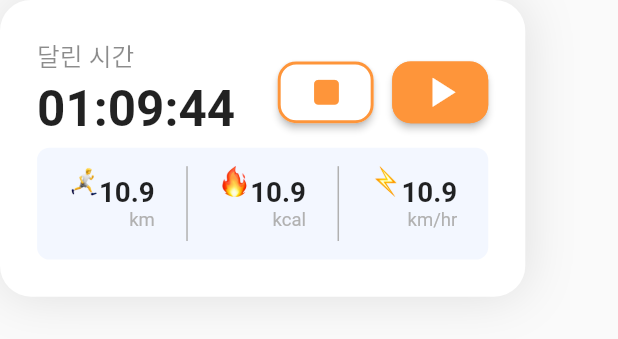
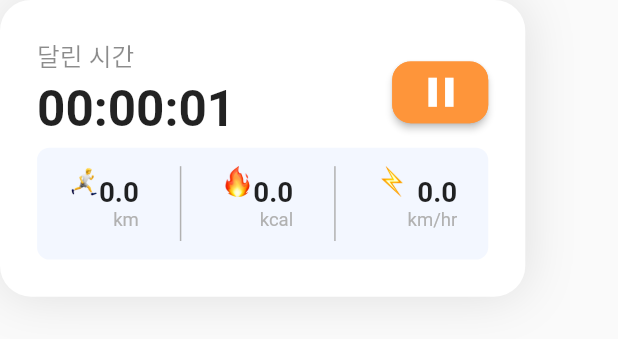
Before and after one commit to yourgroundmyground/ygmg, a Flutter app: the RunningInfo widget shown alone on an empty page, opened directly, on a phone screen of 412 x 824 dp. Shown: the top 339 px of the screen. Run offline on Flutter 3.47's test engine with Material 2 defaults, Android fonts, the phone set to English and light mode, and no system bars; our stand-ins replace flutter_svg, google_maps_flutter, location, sensors, sleek_circular_slider, slide_countdown; project files that could hold a hidden picture were left out.

Commit message:
Feat: 러닝중 정보 컴포넌트 속도, 거리 구현

```diff
--- a/App/lib/widgets/running_info.dart
+++ b/App/lib/widgets/running_info.dart
@@ -1,7 +1,9 @@
+import 'dart:async';
+import 'package:app/screens/running/daily_running.dart';
 import 'package:flutter/material.dart';
 import 'dart:math' as math;
 import 'package:app/const/colors.dart';
-import 'package:app/screens/running/daily_running.dart';
+import 'package:sensors/sensors.dart';
 
 class RunningInfo extends StatefulWidget {
   const RunningInfo({Key? key}) : super(key: key);
@@ -12,16 +14,57 @@ class RunningInfo extends StatefulWidget {
 
 class _RunningInfoState extends State<RunningInfo> {
   bool isPlaying = true;
+  // *달린 속도 변경
+  double runningPace = 0.0;
+  // *달린 거리 변경
+  double runningDist = 0.0;
+  // *달린 시간 변경
+  Duration runningDuration = Duration.zero;
+
+  late Timer _timer;
+
+  @override
+  void initState() {
+    super.initState();
+    gyroscopeEvents.listen((GyroscopeEvent event) {
+      double speed = (event.x.abs() + event.y.abs() + event.z.abs()) / 3;
+      runningPace = (speed * 3.6) * 10;
+      runningPace = (runningPace.round() / 10);
+    });
+
+    _timer = Timer.periodic(Duration(seconds: 1), _updateRunningInfo);
+  }
+
+  @override
+  void dispose() {
+    _timer.cancel();
+    super.dispose();
+  }
+
+  void _updateRunningInfo(Timer timer) {
+    if (isPlaying) {
+      setState(() {
+        runningDuration += Duration(seconds: 1);
+        double distance = runningPace * runningDuration.inSeconds / 3600;
+        // double distance = runningPace * runningDuration.inSeconds / 1000;
+        runningDist += (distance.round() / 10);
+      });
+    }
+  }
+
+  String formatDuration(Duration duration) {
+    var hours = duration.inHours.toString().padLeft(2, '0');
+    var minutes = (duration.inMinutes % 60).toString().padLeft(2, '0');
+    var seconds = (duration.inSeconds % 60).toString().padLeft(2, '0');
+    return '$hours:$minutes:$seconds';
+  }
 
   @override
   Widget build(BuildContext context) {
     // 미디어 사이즈
     final mediaWidth = MediaQuery.of(context).size.width;
     final mediaHeight = MediaQuery.of(context).size.height;
-    // *달린 시간 변경
-    const runningTime = '01:09:44';
-    // *달린 거리 변경
-    const runningDist = 10.9;
+
     return Stack(
       children: [
         Container(
@@ -59,7 +102,7 @@ class _RunningInfoState extends State<RunningInfo> {
                       SizedBox(height: mediaHeight*0.005),
                       Row(
                         children: [
-                          Text(runningTime,
+                          Text(formatDuration(runningDuration),
                             style: TextStyle(
                               fontSize: mediaWidth*0.08,
                               fontWeight: FontWeight.w700,
@@ -70,11 +113,39 @@ class _RunningInfoState extends State<RunningInfo> {
                       SizedBox(height: mediaHeight*0.008),
                     ],
                   ),
-                  isPlaying ? Row(
+                  isPlaying ?
+                   ElevatedButton(
+                     onPressed: () {
+                       setState(() {
+                         isPlaying = !isPlaying;
+                       });
+                     },
+                     style: ElevatedButton.styleFrom(
+                       backgroundColor: YGMG_ORANGE,
+                       fixedSize: Size(mediaWidth*0.1, mediaWidth*0.1),
+                       side: BorderSide(
+                         width: 2,
+                         color: YGMG_ORANGE,
+                       ),
+                       shape: RoundedRectangleBorder(
+                         borderRadius: BorderRadius.circular(mediaWidth * 0.03),
+                       ),
+                     ),
+                     child: Icon(
+                       Icons.pause,
+                       color: Colors.white,
+                       size: mediaWidth * 0.08,
+                     ),
+                   )
+                  :
+                  Row(
                     children: [
                       ElevatedButton(
                         onPressed: () {
-                          Navigator.push(context,MaterialPageRoute(builder: (context) => DailyRunning()));
+                          Navigator.push(
+                            context,
+                            MaterialPageRoute(builder: (context) => DailyRunning()),
+                          );
                         },
                         style: ElevatedButton.styleFrom(
                           backgroundColor: Colors.white,
@@ -119,30 +190,6 @@ class _RunningInfoState extends State<RunningInfo> {
                       ),
                     ],
                   )
-                    :
-                   ElevatedButton(
-                     onPressed: () {
-                       setState(() {
-                         isPlaying = !isPlaying;
-                       });
-                     },
-                     style: ElevatedButton.styleFrom(
-                       backgroundColor: YGMG_ORANGE,
-                       fixedSize: Size(mediaWidth*0.1, mediaWidth*0.1),
-                       side: BorderSide(
-                         width: 2,
-                         color: YGMG_ORANGE,
-                       ),
-                       shape: RoundedRectangleBorder(
-                         borderRadius: BorderRadius.circular(mediaWidth * 0.03),
-                       ),
-                     ),
-                     child: Icon(
-                       Icons.pause,
-                       color: Colors.white,
-                       size: mediaWidth * 0.08,
-                     ),
-                   )
                 ],
               ),
               Expanded(
@@ -242,7 +289,7 @@ class _RunningInfoState extends State<RunningInfo> {
                             mainAxisAlignment: MainAxisAlignment.center,
                             crossAxisAlignment: CrossAxisAlignment.end,
                             children: [
-                              Text('$runningDist', style: TextStyle(
+                              Text('$runningPace', style: TextStyle(
                                   fontSize: mediaWidth*0.045,
                                   fontWeight: FontWeight.w700
                               ),),
```
